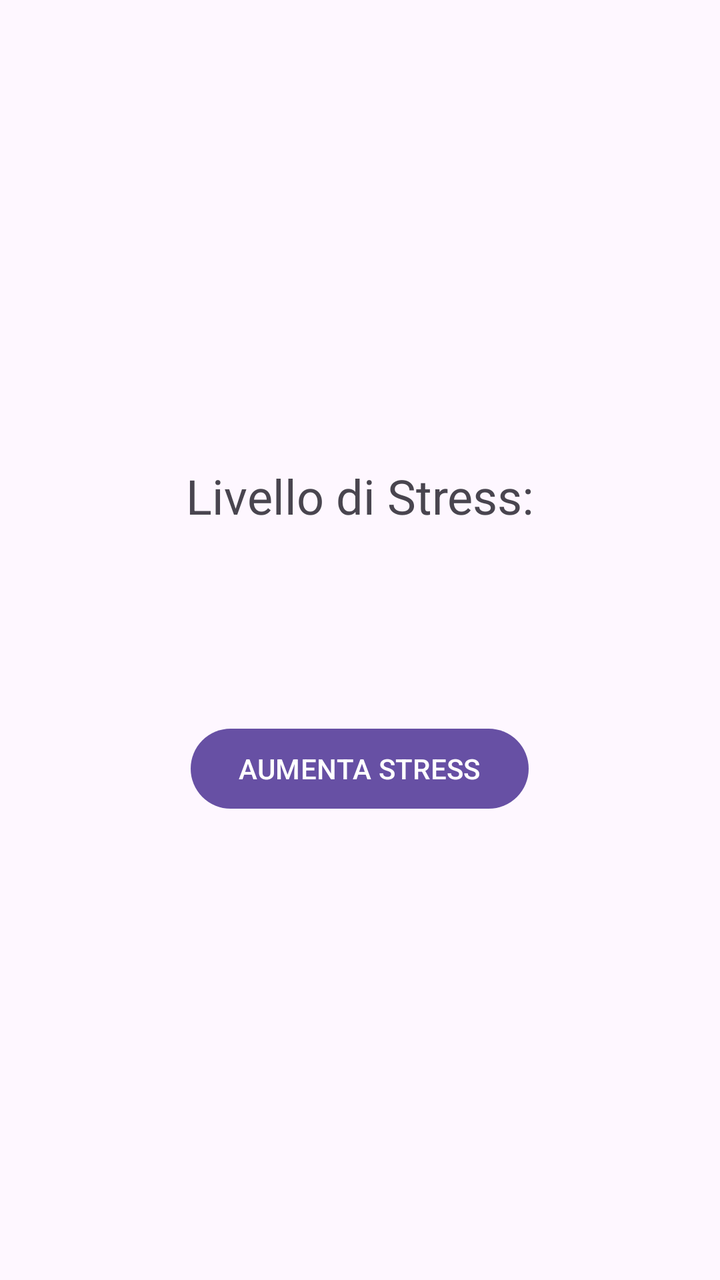
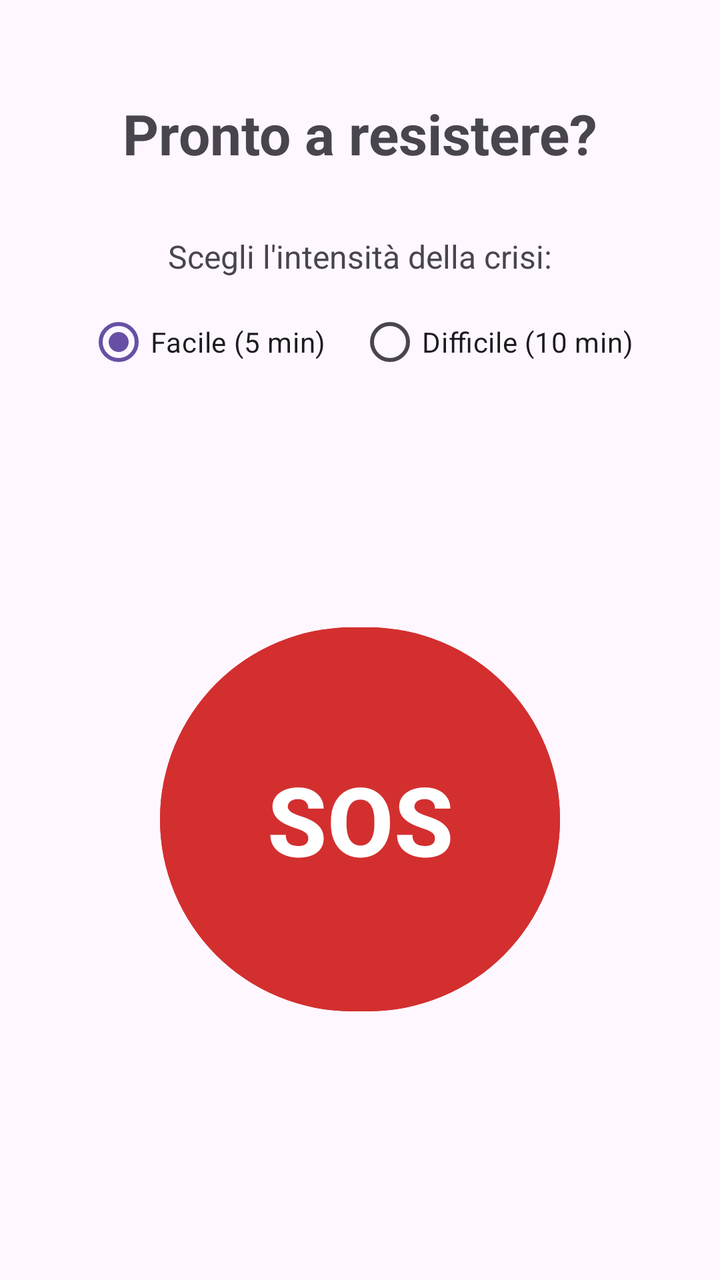

Screens rendered from an Android XML layout before and after an edit, with the pre-edit source and the edit as a unified diff.
<!-- AndroidManifest.xml: application theme Theme.SmokeShield -->
<!-- res/layout/fragment_home.xml -->
<?xml version="1.0" encoding="utf-8"?>
<layout xmlns:android="http://schemas.android.com/apk/res/android"
    xmlns:tools="http://schemas.android.com/tools">

    <data>
        <variable
            name="viewModel"
            type="com.example.smokeshield.CrisisViewModel" />
    </data>

    <LinearLayout
        android:layout_width="match_parent"
        android:layout_height="match_parent"
        android:orientation="vertical"
        android:gravity="center"
        tools:context=".HomeFragment">

        <TextView
            android:layout_width="wrap_content"
            android:layout_height="wrap_content"
            android:textSize="24sp"
            android:text="@string/livello_di_stress" />

        <TextView
            android:layout_width="wrap_content"
            android:layout_height="wrap_content"
            android:textSize="48sp"
            android:textStyle="bold"
            android:text="@{String.valueOf(viewModel.stressLevel)}" />

        <Button
            android:id="@+id/btn_aumenta_stress"
            android:layout_width="wrap_content"
            android:layout_height="wrap_content"
            android:layout_marginTop="32dp"
            android:text="@string/aumenta_stress" />

    </LinearLayout>
</layout>
<!-- resources referenced by this layout -->
<resources>
  <string name="aumenta_stress">AUMENTA STRESS</string>
  <string name="livello_di_stress">Livello di Stress:</string>
  <style name="Theme.SmokeShield" parent="Base.Theme.SmokeShield" />
  <style name="Base.Theme.SmokeShield" parent="Theme.Material3.DayNight.NoActionBar">
          
          
      </style>
</resources>

<!-- the commit's change to res/layout/fragment_home.xml (unified diff, before → after) -->
@@ -1,5 +1,6 @@
 <?xml version="1.0" encoding="utf-8"?>
 <layout xmlns:android="http://schemas.android.com/apk/res/android"
+    xmlns:app="http://schemas.android.com/apk/res-auto"
     xmlns:tools="http://schemas.android.com/tools">
 
     <data>
@@ -8,32 +9,74 @@
             type="com.example.smokeshield.CrisisViewModel" />
     </data>
 
-    <LinearLayout
+    <androidx.constraintlayout.widget.ConstraintLayout
         android:layout_width="match_parent"
         android:layout_height="match_parent"
-        android:orientation="vertical"
-        android:gravity="center"
+        android:padding="16dp"
         tools:context=".HomeFragment">
 
         <TextView
-            android:layout_width="wrap_content"
-            android:layout_height="wrap_content"
-            android:textSize="24sp"
-            android:text="@string/livello_di_stress" />
-
-        <TextView
-            android:layout_width="wrap_content"
-            android:layout_height="wrap_content"
-            android:textSize="48sp"
-            android:textStyle="bold"
-            android:text="@{String.valueOf(viewModel.stressLevel)}" />
-
-        <Button
-            android:id="@+id/btn_aumenta_stress"
+            android:id="@+id/tv_welcome"
             android:layout_width="wrap_content"
             android:layout_height="wrap_content"
             android:layout_marginTop="32dp"
-            android:text="@string/aumenta_stress" />
+            android:text="@string/welcome_message"
+            android:textSize="28sp"
+            android:textStyle="bold"
+            app:layout_constraintEnd_toEndOf="parent"
+            app:layout_constraintStart_toStartOf="parent"
+            app:layout_constraintTop_toTopOf="parent" />
 
-    </LinearLayout>
+        <TextView
+            android:id="@+id/tv_difficulty_label"
+            android:layout_width="wrap_content"
+            android:layout_height="wrap_content"
+            android:layout_marginTop="32dp"
+            android:text="@string/select_difficulty"
+            android:textSize="16sp"
+            app:layout_constraintEnd_toEndOf="parent"
+            app:layout_constraintStart_toStartOf="parent"
+            app:layout_constraintTop_toBottomOf="@id/tv_welcome" />
+
+        <RadioGroup
+            android:id="@+id/rg_difficulty"
+            android:layout_width="wrap_content"
+            android:layout_height="wrap_content"
+            android:layout_marginTop="8dp"
+            android:orientation="horizontal"
+            app:layout_constraintEnd_toEndOf="parent"
+            app:layout_constraintStart_toStartOf="parent"
+            app:layout_constraintTop_toBottomOf="@id/tv_difficulty_label">
+
+            <RadioButton
+                android:id="@+id/rb_easy"
+                android:layout_width="wrap_content"
+                android:layout_height="wrap_content"
+                android:checked="true"
+                android:text="@string/diff_easy" />
+
+            <RadioButton
+                android:id="@+id/rb_hard"
+                android:layout_width="wrap_content"
+                android:layout_height="wrap_content"
+                android:layout_marginStart="16dp"
+                android:text="@string/diff_hard" />
+        </RadioGroup>
+
+        <Button
+            android:id="@+id/btn_sos"
+            android:layout_width="200dp"
+            android:layout_height="200dp"
+            android:backgroundTint="#D32F2F"
+            android:text="@string/btn_sos"
+            android:textColor="@android:color/white"
+            android:textSize="48sp"
+            android:textStyle="bold"
+            app:cornerRadius="100dp"
+            app:layout_constraintBottom_toBottomOf="parent"
+            app:layout_constraintEnd_toEndOf="parent"
+            app:layout_constraintStart_toStartOf="parent"
+            app:layout_constraintTop_toBottomOf="@id/rg_difficulty" />
+
+    </androidx.constraintlayout.widget.ConstraintLayout>
 </layout>
<!-- resource entries referenced after the edit -->
@@ -1,7 +1,10 @@
 <!-- resources referenced by this layout -->
 <resources>
-  <string name="aumenta_stress">AUMENTA STRESS</string>
-  <string name="livello_di_stress">Livello di Stress:</string>
+  <string name="btn_sos">SOS</string>
+  <string name="diff_easy">Facile (5 min)</string>
+  <string name="diff_hard">Difficile (10 min)</string>
+  <string name="select_difficulty">Scegli l\'intensità della crisi:</string>
+  <string name="welcome_message">Pronto a resistere?</string>
   <style name="Theme.SmokeShield" parent="Base.Theme.SmokeShield" />
   <style name="Base.Theme.SmokeShield" parent="Theme.Material3.DayNight.NoActionBar">
           
